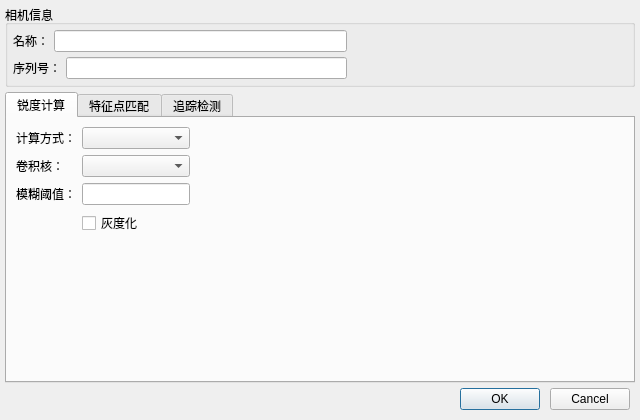
First picture: the form in ImageProcess/SettingsDialog.ui, repository RgnVaildSm/LearningImageProcess, before the edit.
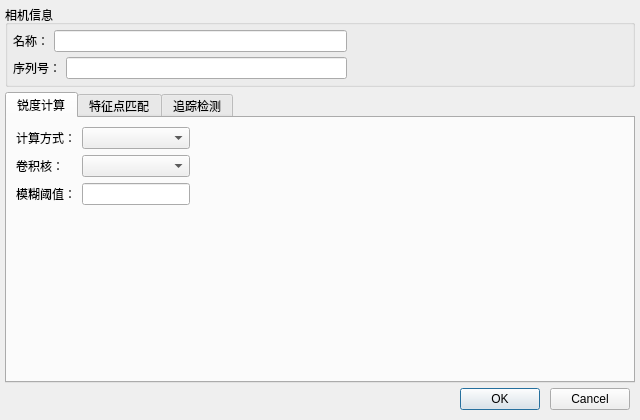
Second picture: the form after the edit. The open tabs and pages were chosen to show the change.

What changed in the file:
```diff
--- a/ImageProcess/SettingsDialog.ui
+++ b/ImageProcess/SettingsDialog.ui
@@ -190,16 +190,6 @@
              </property>
             </spacer>
            </item>
-           <item row="3" column="1">
-            <widget class="QCheckBox" name="checkBoxSharpnessByGray">
-             <property name="layoutDirection">
-              <enum>Qt::LeftToRight</enum>
-             </property>
-             <property name="text">
-              <string>灰度化</string>
-             </property>
-            </widget>
-           </item>
           </layout>
          </item>
          <item>
```
Left out of the diff: 2 changed lines with no effect on the pictures.
